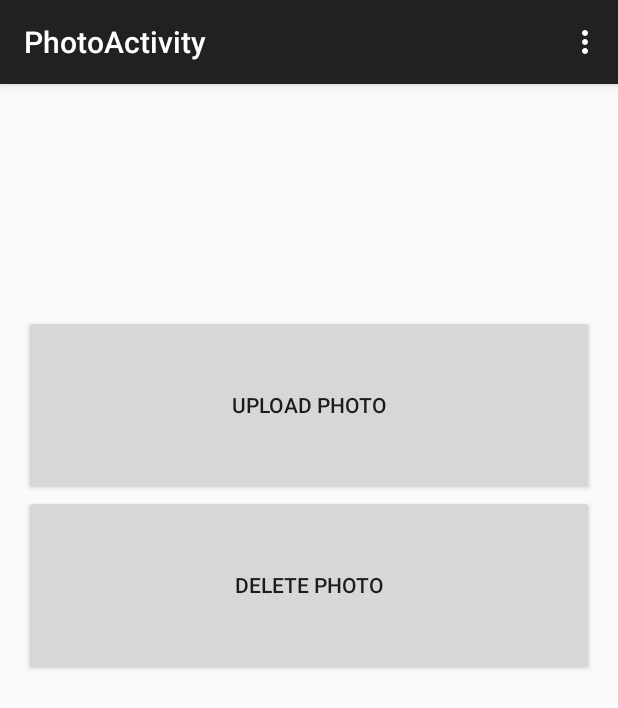
After one commit to CMPUT301F15T10/Exchange, an Android app: the PhotoActivity screen opened directly, with no data from a screen before it, on a phone screen of 412 x 824 dp. The commit adds this screen. Shown: the top 708 px of the screen. Run offline under Robolectric (Android 15) with nearby library versions, the phone set to English and light mode, and no system bars.

Commit message:
modified photo, added activity, uml..

```diff
--- /dev/null
+++ b/app/src/main/java/cmput301exchange/exchange/Activities/PhotoActivity.java
@@ -0,0 +1,39 @@
+package cmput301exchange.exchange.Activities;
+
+import android.support.v7.app.ActionBarActivity;
+import android.os.Bundle;
+import android.view.Menu;
+import android.view.MenuItem;
+
+import cmput301exchange.exchange.R;
+
+public class PhotoActivity extends ActionBarActivity {
+
+    @Override
+    protected void onCreate(Bundle savedInstanceState) {
+        super.onCreate(savedInstanceState);
+        setContentView(R.layout.activity_photo);
+    }
+
+    @Override
+    public boolean onCreateOptionsMenu(Menu menu) {
+        // Inflate the menu; this adds items to the action bar if it is present.
+        getMenuInflater().inflate(R.menu.menu_photo, menu);
+        return true;
+    }
+
+    @Override
+    public boolean onOptionsItemSelected(MenuItem item) {
+        // Handle action bar item clicks here. The action bar will
+        // automatically handle clicks on the Home/Up button, so long
+        // as you specify a parent activity in AndroidManifest.xml.
+        int id = item.getItemId();
+
+        //noinspection SimplifiableIfStatement
+        if (id == R.id.action_settings) {
+            return true;
+        }
+
+        return super.onOptionsItemSelected(item);
+    }
+}
--- /dev/null
+++ b/app/src/main/res/layout/activity_photo.xml
@@ -0,0 +1,27 @@
+<RelativeLayout xmlns:android="http://schemas.android.com/apk/res/android"
+    xmlns:tools="http://schemas.android.com/tools" android:layout_width="match_parent"
+    android:layout_height="match_parent" android:paddingLeft="@dimen/activity_horizontal_margin"
+    android:paddingRight="@dimen/activity_horizontal_margin"
+    android:paddingTop="@dimen/activity_vertical_margin"
+    android:paddingBottom="@dimen/activity_vertical_margin"
+    tools:context="cmput301exchange.exchange.Activities.PhotoActivity">
+
+    <Button
+        android:layout_width="260dp"
+        android:layout_height="120dp"
+        android:text="Upload Photo"
+        android:id="@+id/uploadPhotoButton"
+        android:layout_marginTop="138dp"
+        android:layout_alignParentTop="true"
+        android:layout_alignParentStart="true"
+        android:layout_alignEnd="@+id/deletePhotoButton" />
+
+    <Button
+        android:layout_width="wrap_content"
+        android:layout_height="120dp"
+        android:text="Delete Photo"
+        android:id="@+id/deletePhotoButton"
+        android:layout_below="@+id/uploadPhotoButton"
+        android:layout_alignParentStart="true"
+        android:layout_alignParentEnd="true" />
+</RelativeLayout>
--- /dev/null
+++ b/app/src/main/res/menu/menu_photo.xml
@@ -0,0 +1,7 @@
+<menu xmlns:android="http://schemas.android.com/apk/res/android"
+    xmlns:app="http://schemas.android.com/apk/res-auto"
+    xmlns:tools="http://schemas.android.com/tools"
+    tools:context="cmput301exchange.exchange.Activities.PhotoActivity">
+    <item android:id="@+id/action_settings" android:title="@string/action_settings"
+        android:orderInCategory="100" app:showAsAction="never" />
+</menu>
--- a/app/src/main/res/values/strings.xml
+++ b/app/src/main/res/values/strings.xml
@@ -24,5 +24,6 @@
 <!-- TODO: Remove or change this placeholder text -->
     <string name="hello_blank_fragment">Hello blank fragment</string>
     <string name="title_activity_main">Main</string>
+    <string name="title_activity_photo">PhotoActivity</string>
 
 </resources>
```
Also changed, not shown: app/src/main/AndroidManifest.xml (+11 -11 lines), app/src/main/java/cmput301exchange/exchange/Controllers/PhotoController.java (+26 -6 lines), app/src/main/java/cmput301exchange/exchange/Serializers/Photo.java (+13 -3 lines), app/src/main/res/drawable/testPhoto.png (added), 3 other files.
